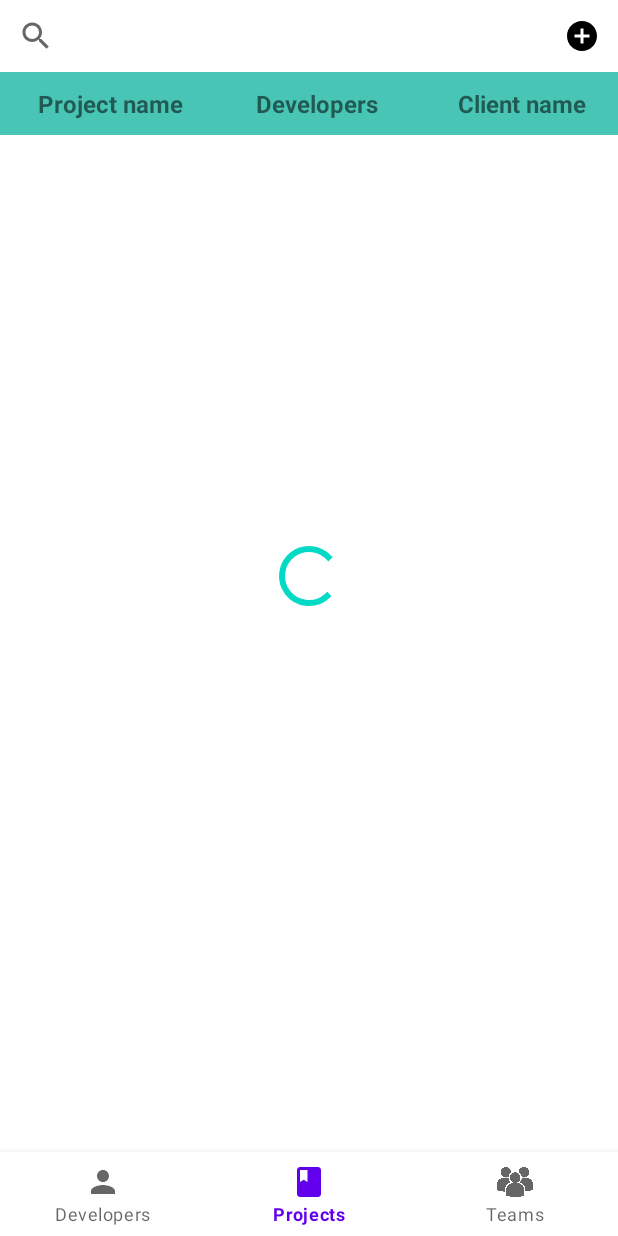
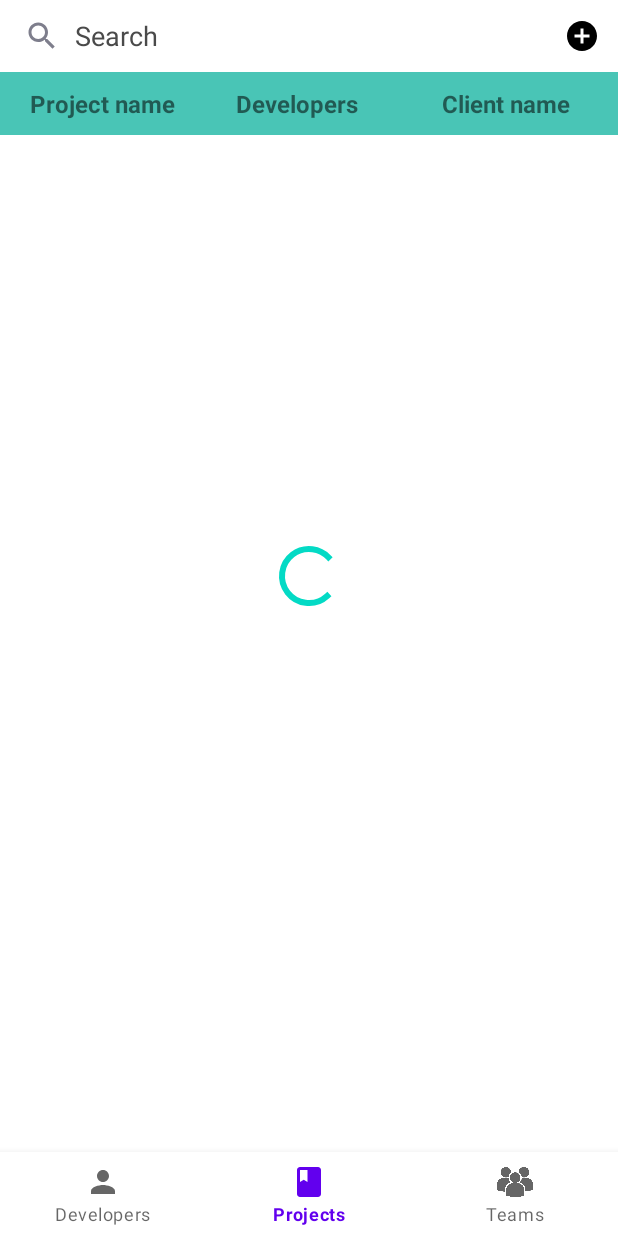
Before and after one commit to antinorajat/Antino_RMS, an Android app: the BlankFragment screen opened directly, with no data from a screen before it, item 2 of the bottom bar chosen, on a phone screen of 412 x 824 dp. Run offline under Robolectric (Android 15) with nearby library versions, the phone set to English and light mode, and no system bars.

Commit message:
Search api

```diff
--- a/app/src/main/java/com/example/antinorms/BlankFragment.kt
+++ b/app/src/main/java/com/example/antinorms/BlankFragment.kt
@@ -19,6 +19,7 @@ import com.example.antinorms.models.registerresp
 import com.google.android.material.bottomsheet.BottomSheetBehavior
 import com.google.android.material.bottomsheet.BottomSheetDialog
 import com.google.gson.Gson
+import kotlinx.android.synthetic.main.fragment_blank.view.*
 import kotlinx.android.synthetic.main.fragment_blank2.view.*
 import retrofit2.Call
 import retrofit2.Callback
--- a/app/src/main/res/layout/fragment_blank2.xml
+++ b/app/src/main/res/layout/fragment_blank2.xml
@@ -10,33 +10,53 @@
 
 
 
-
-    <android.widget.SearchView
-        android:id="@+id/toolbar1"
+    <RelativeLayout
+        android:id="@+id/searchBar1"
         app:layout_constraintEnd_toStartOf="@+id/imageView1"
         app:layout_constraintStart_toStartOf="parent"
         app:layout_constraintTop_toTopOf="parent"
-        android:layout_width="match_parent"
-        android:layout_height="wrap_content"
-        android:background="@null"
-        android:focusable="true"
-        android:hint="search" />
+        android:layout_width="0dp"
+        android:layout_height="48dp"
+        >
 
+        <EditText
+            android:id="@+id/et_search1"
+            android:layout_width="match_parent"
+            android:layout_height="wrap_content"
+            android:layout_centerInParent="true"
+            android:layout_toRightOf="@+id/img_search1"
+            android:background="@null"
+            android:hint="Search"
+            android:inputType="text"
+            android:maxLines="1"
+            android:singleLine="true"
+            android:text=""
+            android:textAllCaps="false"
+            android:textColor="#4A4A4A"
+            android:textColorHint="#4A4A4A" />
 
+        <ImageView
+            android:id="@+id/img_search1"
+            android:layout_width="wrap_content"
+            android:layout_height="wrap_content"
+            android:layout_alignParentLeft="true"
+            android:layout_centerInParent="true"
+            android:layout_marginLeft="16dp"
+            android:layout_marginRight="10dp"
+            android:src="@drawable/ic_baseline_search_24"
+            app:tint="#7E7E8C"
+            tools:ignore="VectorDrawableCompat" />
+    </RelativeLayout>
 
     <ImageView
-        android:id="@+id/imageView1"
+        android:id="@+id/imageView2"
         android:layout_width="wrap_content"
         android:layout_height="0dp"
         android:padding="12dp"
         android:src="@drawable/ic_baseline_add_circle_24"
-        app:layout_constraintBottom_toBottomOf="@+id/toolbar1"
+        app:layout_constraintBottom_toBottomOf="@+id/searchBar1"
         app:layout_constraintEnd_toEndOf="parent"
-        app:layout_constraintTop_toTopOf="@+id/toolbar1" />
-
-
-
-
+        app:layout_constraintTop_toTopOf="@+id/searchBar1" />
 
 
     <LinearLayout
@@ -47,41 +67,41 @@
         android:background="#49C5B6"
         app:layout_constraintStart_toStartOf="parent"
         app:layout_constraintEnd_toEndOf="parent"
-        app:layout_constraintTop_toBottomOf="@+id/toolbar1"
+        app:layout_constraintTop_toBottomOf="@+id/searchBar1"
         android:layout_height="wrap_content">
 
         <TextView
             android:id="@+id/txt1"
             android:layout_width="match_parent"
             android:layout_height="wrap_content"
-            android:gravity="center"
+            android:gravity="left"
             android:layout_weight="1"
             android:textStyle="bold"
             android:textSize="16sp"
             android:text="Project name"
-            android:layout_marginLeft="10dp"/>
+            android:layout_marginStart="20dp"/>
 
         <TextView
             android:id="@+id/txt2"
             android:layout_width="match_parent"
             android:layout_height="wrap_content"
             android:textStyle="bold"
-            android:gravity="center"
+            android:gravity="left"
             android:layout_weight="1"
             android:textSize="16sp"
             android:text="Developers"
-            android:layout_marginLeft="10dp"/>
+            android:layout_marginStart="20dp"/>
 
         <TextView
             android:id="@+id/txt3"
             android:layout_width="match_parent"
             android:layout_height="wrap_content"
             android:textStyle="bold"
-            android:gravity="center"
+            android:gravity="left"
             android:layout_weight="1"
             android:textSize="16sp"
             android:text="Client name"
-            android:layout_marginLeft="10dp"/>
+            android:layout_marginStart="20dp"/>
 
 
     </LinearLayout>
```
Also changed, not shown: app/src/main/java/com/example/antinorms/ApiInterface.kt (+8 -0 lines), app/src/main/java/com/example/antinorms/BlanckFragment3.kt (+124 -4 lines), app/src/main/java/com/example/antinorms/MyDataChildAdapter2.kt (+8 -1 lines), app/src/main/java/com/example/antinorms/models/createproject/createProject.kt (added, +21 -0 lines), app/src/main/java/com/example/antinorms/models/createproject/createresp.kt (added, +10 -0 lines), app/src/main/res/layout/bottomsheet.xml (+53 -0 lines), app/src/main/res/layout/bottomsheet2.xml (+55 -4 lines), app/src/main/res/layout/dialog2.xml (+15 -33 lines), app/src/main/res/layout/fragment_blank.xml (+8 -7 lines), app/src/main/res/layout/row.xml (+6 -6 lines), app/src/main/res/layout/row2.xml (+6 -6 lines).
